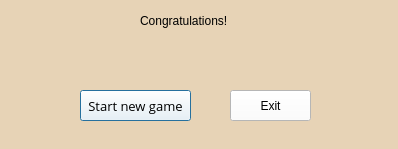
Above: Game/winnerdialog.ui from ctrl-elri/nyssemeni before the change. Below: the same form after it.
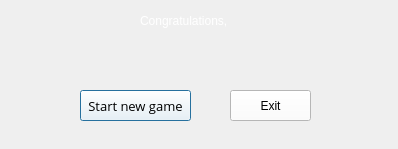
That is the form after the change.

Commit message: Modified Winnerdialog and added backgroundimage to it

```diff
--- a/Game/winnerdialog.ui
+++ b/Game/winnerdialog.ui
@@ -14,7 +14,7 @@
    <string>Dialog</string>
   </property>
   <property name="styleSheet">
-   <string notr="true">background: rgb(231, 211, 182)</string>
+   <string notr="true"/>
   </property>
   <widget class="QLabel" name="label">
    <property name="geometry">
@@ -29,10 +29,10 @@
     <bool>false</bool>
    </property>
    <property name="styleSheet">
-    <string notr="true">font: 12pt &quot;Open Sans&quot;;</string>
+    <string notr="true">font: 12pt &quot;Open Sans&quot;; color: rgb(255, 255, 255)</string>
    </property>
    <property name="text">
-    <string>Congratulations!</string>
+    <string>Congratulations,</string>
    </property>
    <property name="textFormat">
     <enum>Qt::PlainText</enum>
@@ -92,7 +92,7 @@
     </rect>
    </property>
    <property name="styleSheet">
-    <string notr="true">color: rgb(204, 0, 0); font: 81 bold 14pt &quot;Open Sans&quot;;</string>
+    <string notr="true">color: rgb(252, 233, 79); font: 81 bold 14pt &quot;Open Sans&quot;;</string>
    </property>
    <property name="frameShape">
     <enum>QFrame::NoFrame</enum>
```
The commit also changes 3 other files.
